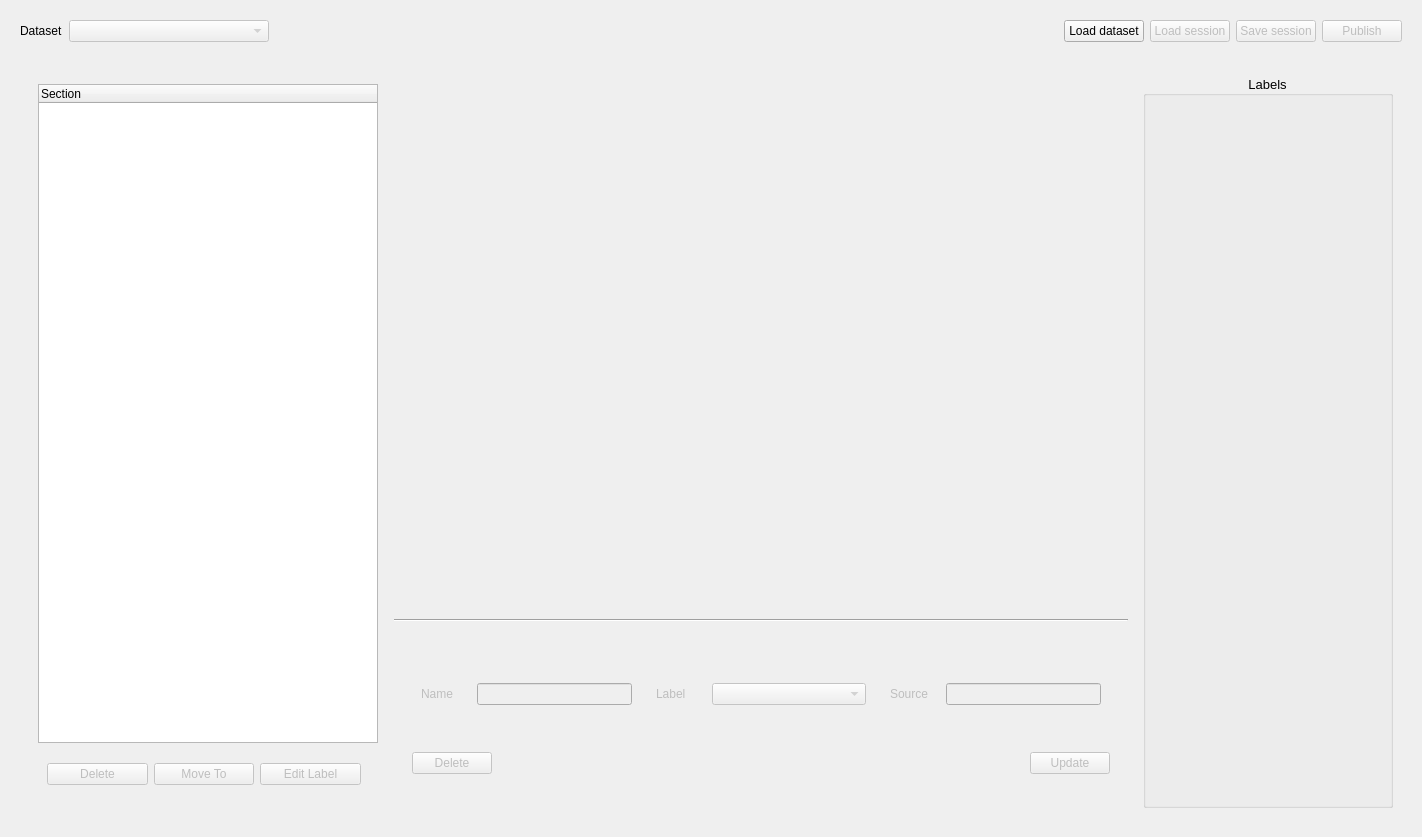
The window that widgets/datawidget.ui (jalalirs/iStudio) describes before a commit, drawn with Qt 5.
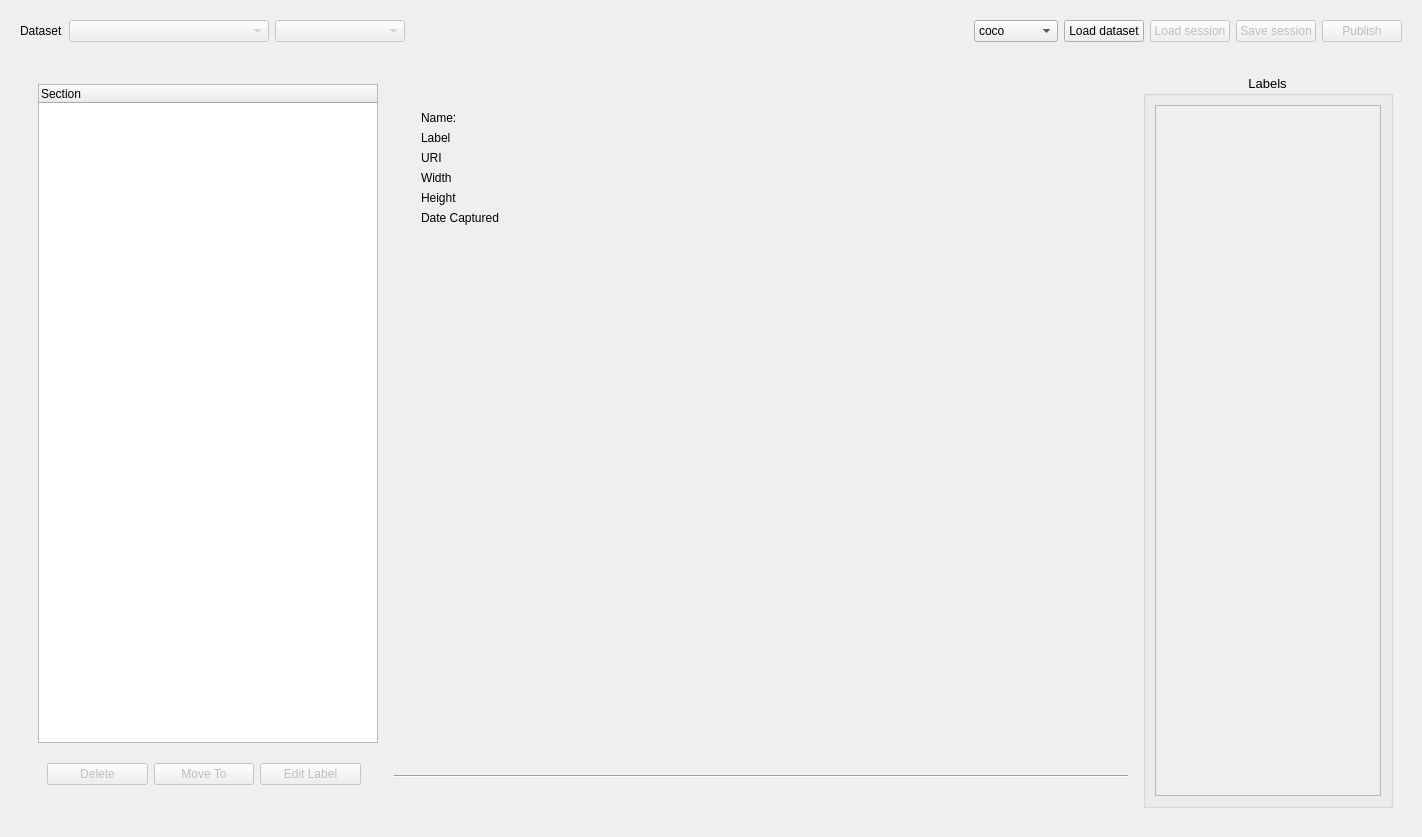
The same window after the commit.

Commit message: coco dataset viewer, including classification and detection challenges

Patch:
```diff
--- a/widgets/datawidget.ui
+++ b/widgets/datawidget.ui
@@ -46,6 +46,19 @@
         </property>
        </widget>
       </item>
+      <item>
+       <widget class="QComboBox" name="cmbChallenge">
+        <property name="enabled">
+         <bool>false</bool>
+        </property>
+        <property name="minimumSize">
+         <size>
+          <width>130</width>
+          <height>0</height>
+         </size>
+        </property>
+       </widget>
+      </item>
       <item>
        <spacer name="horizontalSpacer">
         <property name="orientation">
@@ -59,6 +72,20 @@
         </property>
        </spacer>
       </item>
+      <item>
+       <widget class="QComboBox" name="cmbProtocol">
+        <item>
+         <property name="text">
+          <string>coco</string>
+         </property>
+        </item>
+        <item>
+         <property name="text">
+          <string>scikitlearn</string>
+         </property>
+        </item>
+       </widget>
+      </item>
       <item>
        <widget class="QPushButton" name="pbLoadDataset">
         <property name="text">
@@ -220,10 +247,110 @@
                 <widget class="QWidget" name="widget_8" native="true">
                  <layout class="QGridLayout" name="gridLayout">
                   <item row="0" column="0">
-                   <widget class="QLabel" name="imgLbl">
-                    <property name="text">
-                     <string/>
+                   <widget class="QWidget" name="infoWidget" native="true">
+                    <property name="maximumSize">
+                     <size>
+                      <width>16777215</width>
+                      <height>170</height>
+                     </size>
                     </property>
+                    <layout class="QFormLayout" name="formLayout">
+                     <property name="labelAlignment">
+                      <set>Qt::AlignLeading|Qt::AlignLeft|Qt::AlignVCenter</set>
+                     </property>
+                     <property name="formAlignment">
+                      <set>Qt::AlignLeading|Qt::AlignLeft|Qt::AlignTop</set>
+                     </property>
+                     <item row="0" column="0">
+                      <widget class="QLabel" name="label_2">
+                       <property name="text">
+                        <string>Name:</string>
+                       </property>
+                      </widget>
+                     </item>
+                     <item row="0" column="1">
+                      <widget class="QLabel" name="lblInstancelName">
+                       <property name="text">
+                        <string/>
+                       </property>
+                      </widget>
+                     </item>
+                     <item row="1" column="0">
+                      <widget class="QLabel" name="label_3">
+                       <property name="text">
+                        <string>Label</string>
+                       </property>
+                      </widget>
+                     </item>
+                     <item row="1" column="1">
+                      <widget class="QLabel" name="lblInstanceLabel">
+                       <property name="text">
+                        <string/>
+                       </property>
+                      </widget>
+                     </item>
+                     <item row="2" column="0">
+                      <widget class="QLabel" name="label_4">
+                       <property name="text">
+                        <string>URI</string>
+                       </property>
+                      </widget>
+                     </item>
+                     <item row="2" column="1">
+                      <widget class="QLabel" name="lblInstanceURI">
+                       <property name="text">
+                        <string/>
+                       </property>
+                      </widget>
+                     </item>
+                     <item row="3" column="0">
+                      <widget class="QLabel" name="label_5">
+                       <property name="text">
+                        <string>Width</string>
+                       </property>
+                      </widget>
+                     </item>
+                     <item row="3" column="1">
+                      <widget class="QLabel" name="lblInstanceWidth">
+                       <property name="text">
+                        <string/>
+                       </property>
+                      </widget>
+                     </item>
+                     <item row="4" column="0">
+                      <widget class="QLabel" name="label_6">
+                       <property name="text">
+                        <string>Height</string>
+                       </property>
+                      </widget>
+                     </item>
+                     <item row="4" column="1">
+                      <widget class="QLabel" name="lblInstanceHeight">
+                       <property name="text">
+                        <string/>
+                       </property>
+                      </widget>
+                     </item>
+                     <item row="5" column="0">
+                      <widget class="QLabel" name="label_7">
+                       <property name="text">
+                        <string>Date Captured</string>
+                       </property>
+                      </widget>
+                     </item>
+                     <item row="5" column="1">
+                      <widget class="QLabel" name="lblInstanceDate">
+                       <property name="text">
+                        <string/>
+                       </property>
+                      </widget>
+                     </item>
+                    </layout>
+                   </widget>
+                  </item>
+                  <item row="1" column="0">
+                   <widget class="QWidget" name="paintingWidget" native="true">
+                    <layout class="QVBoxLayout" name="paintingLayout"/>
                    </widget>
                   </item>
                  </layout>
@@ -242,204 +369,6 @@
               </property>
              </widget>
             </item>
-            <item>
-             <widget class="QWidget" name="widget_2" native="true">
-              <property name="sizePolicy">
-               <sizepolicy hsizetype="Expanding" vsizetype="Preferred">
-                <horstretch>0</horstretch>
-                <verstretch>0</verstretch>
-               </sizepolicy>
-              </property>
-              <property name="minimumSize">
-               <size>
-                <width>700</width>
-                <height>150</height>
-               </size>
-              </property>
-              <property name="maximumSize">
-               <size>
-                <width>16777215</width>
-                <height>100</height>
-               </size>
-              </property>
-              <property name="styleSheet">
-               <string notr="true"/>
-              </property>
-              <layout class="QVBoxLayout" name="verticalLayout_5">
-               <item>
-                <widget class="QWidget" name="widget_7" native="true">
-                 <property name="minimumSize">
-                  <size>
-                   <width>0</width>
-                   <height>64</height>
-                  </size>
-                 </property>
-                 <layout class="QHBoxLayout" name="horizontalLayout_6">
-                  <item>
-                   <widget class="QWidget" name="widget_4" native="true">
-                    <property name="enabled">
-                     <bool>true</bool>
-                    </property>
-                    <layout class="QHBoxLayout" name="horizontalLayout_2">
-                     <item>
-                      <widget class="QLabel" name="nameLable">
-                       <property name="enabled">
-                        <bool>false</bool>
-                       </property>
-                       <property name="minimumSize">
-                        <size>
-                         <width>50</width>
-                         <height>0</height>
-                        </size>
-                       </property>
-                       <property name="maximumSize">
-                        <size>
-                         <width>50</width>
-                         <height>16777215</height>
-                        </size>
-                       </property>
-                       <property name="text">
-                        <string>Name</string>
-                       </property>
-                      </widget>
-                     </item>
-                     <item>
-                      <widget class="QLineEdit" name="lineName">
-                       <property name="enabled">
-                        <bool>false</bool>
-                       </property>
-                      </widget>
-                     </item>
-                    </layout>
-                   </widget>
-                  </item>
-                  <item>
-                   <widget class="QWidget" name="widget_5" native="true">
-                    <layout class="QHBoxLayout" name="horizontalLayout_3">
-                     <item>
-                      <widget class="QLabel" name="labelLabel">
-                       <property name="enabled">
-                        <bool>false</bool>
-                       </property>
-                       <property name="minimumSize">
-                        <size>
-                         <width>50</width>
-                         <height>0</height>
-                        </size>
-                       </property>
-                       <property name="maximumSize">
-                        <size>
-                         <width>50</width>
-                         <height>16777215</height>
-                        </size>
-                       </property>
-                       <property name="text">
-                        <string>Label</string>
-                       </property>
-                      </widget>
-                     </item>
-                     <item>
-                      <widget class="QComboBox" name="cmbLabel">
-                       <property name="enabled">
-                        <bool>false</bool>
-                       </property>
-                       <property name="sizePolicy">
-                        <sizepolicy hsizetype="Expanding" vsizetype="Fixed">
-                         <horstretch>0</horstretch>
-                         <verstretch>0</verstretch>
-                        </sizepolicy>
-                       </property>
-                      </widget>
-                     </item>
-                    </layout>
-                   </widget>
-                  </item>
-                  <item>
-                   <widget class="QWidget" name="widget_6" native="true">
-                    <layout class="QHBoxLayout" name="horizontalLayout_5">
-                     <item>
-                      <widget class="QLabel" name="sourceLabel">
-                       <property name="enabled">
-                        <bool>false</bool>
-                       </property>
-                       <property name="minimumSize">
-                        <size>
-                         <width>50</width>
-                         <height>0</height>
-                        </size>
-                       </property>
-                       <property name="maximumSize">
-                        <size>
-                         <width>50</width>
-                         <height>16777215</height>
-                        </size>
-                       </property>
-                       <property name="text">
-                        <string>Source</string>
-                       </property>
-                      </widget>
-                     </item>
-                     <item>
-                      <widget class="QLineEdit" name="lineSource">
-                       <property name="enabled">
-                        <bool>false</bool>
-                       </property>
-                      </widget>
-                     </item>
-                    </layout>
-                   </widget>
-                  </item>
-                 </layout>
-                </widget>
-               </item>
-               <item>
-                <widget class="QWidget" name="widget_11" native="true">
-                 <property name="minimumSize">
-                  <size>
-                   <width>46</width>
-                   <height>0</height>
-                  </size>
-                 </property>
-                 <layout class="QHBoxLayout" name="horizontalLayout_8">
-                  <item>
-                   <widget class="QPushButton" name="pbDeleteSingle">
-                    <property name="enabled">
-                     <bool>false</bool>
-                    </property>
-                    <property name="text">
-                     <string>Delete</string>
-                    </property>
-                   </widget>
-                  </item>
-                  <item>
-                   <spacer name="horizontalSpacer_2">
-                    <property name="orientation">
-                     <enum>Qt::Horizontal</enum>
-                    </property>
-                    <property name="sizeHint" stdset="0">
-                     <size>
-                      <width>40</width>
-                      <height>20</height>
-                     </size>
-                    </property>
-                   </spacer>
-                  </item>
-                  <item>
-                   <widget class="QPushButton" name="pbUpdateSingle">
-                    <property name="enabled">
-                     <bool>false</bool>
-                    </property>
-                    <property name="text">
-                     <string>Update</string>
-                    </property>
-                   </widget>
-                  </item>
-                 </layout>
-                </widget>
-               </item>
-              </layout>
-             </widget>
-            </item>
            </layout>
           </widget>
          </item>
@@ -466,8 +395,38 @@
             <string>Labels</string>
            </property>
            <property name="alignment">
-            <set>Qt::AlignCenter</set>
+            <set>Qt::AlignHCenter|Qt::AlignTop</set>
            </property>
+           <layout class="QVBoxLayout" name="verticalLayout_6">
+            <item>
+             <widget class="QScrollArea" name="scrollArea">
+              <property name="horizontalScrollBarPolicy">
+               <enum>Qt::ScrollBarAlwaysOff</enum>
+              </property>
+              <property name="widgetResizable">
+               <bool>true</bool>
+              </property>
+              <property name="alignment">
+               <set>Qt::AlignLeading|Qt::AlignLeft|Qt::AlignTop</set>
+              </property>
+              <widget class="QWidget" name="scrallAreaWidget">
+               <property name="geometry">
+                <rect>
+                 <x>0</x>
+                 <y>0</y>
+                 <width>218</width>
+                 <height>668</height>
+                </rect>
+               </property>
+               <layout class="QVBoxLayout" name="labelButtonsLayout">
+                <property name="leftMargin">
+                 <number>12</number>
+                </property>
+               </layout>
+              </widget>
+             </widget>
+            </item>
+           </layout>
           </widget>
          </item>
         </layout>
```
The commit also changes 15 other files.
